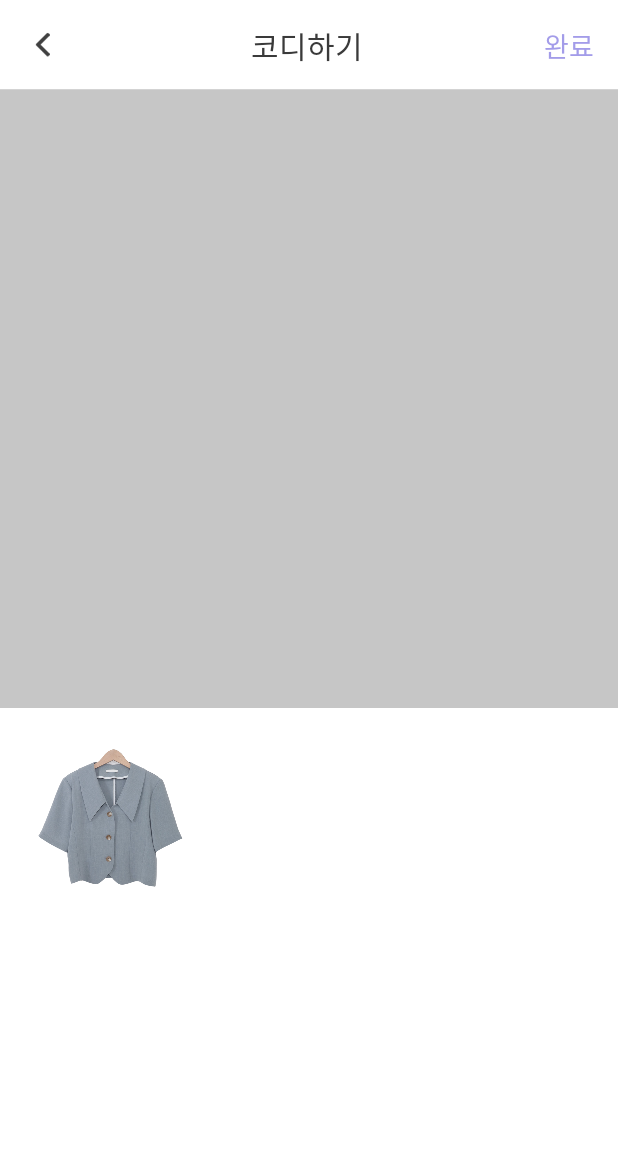
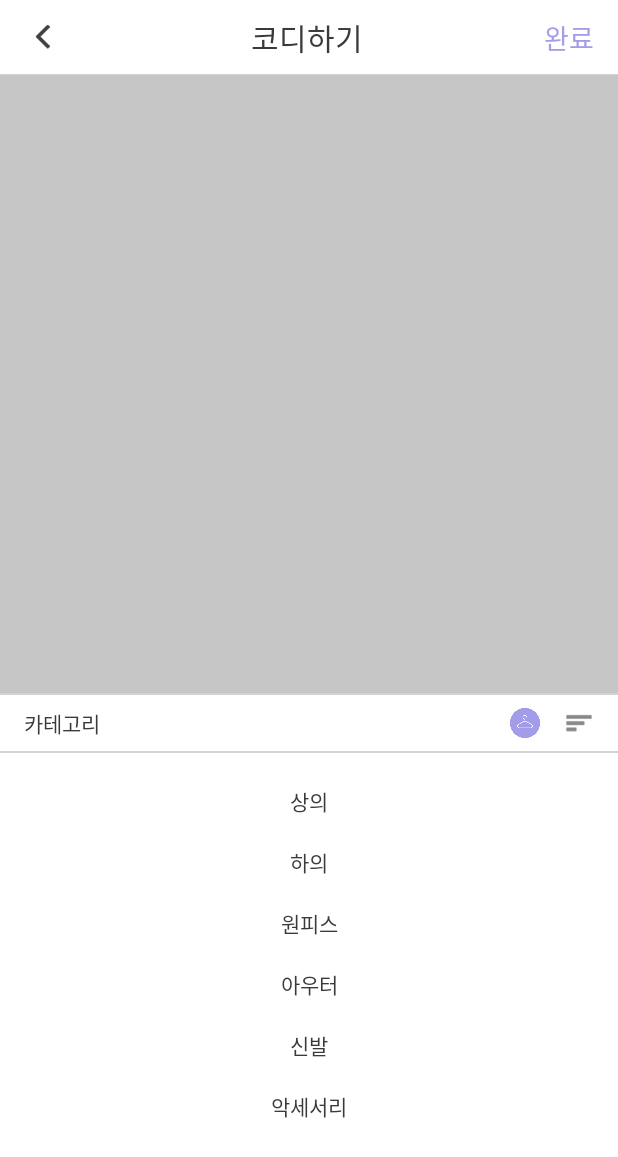
Before and after one commit to graduation-project-select/Select-Android, an Android app: the AddCodiActivity screen opened directly, with no data from a screen before it, on a phone screen of 412 x 824 dp. Shown: the top 1157 px of the screen. Run offline under Robolectric (Android 15) with nearby library versions, the phone set to English and light mode, and no system bars.

Commit message:
AddCodi: Complete CodiBottomLayout Function (front)

```diff
--- a/app/src/main/java/com/konkuk/select/activity/AddCodiActivity.kt
+++ b/app/src/main/java/com/konkuk/select/activity/AddCodiActivity.kt
@@ -11,35 +11,59 @@ import android.view.View
 import android.view.ViewGroup
 import android.widget.Toast
 import androidx.constraintlayout.widget.ConstraintLayout
+import androidx.recyclerview.widget.LinearLayoutManager
+import androidx.recyclerview.widget.RecyclerView
 import com.konkuk.select.R
+import com.konkuk.select.adpater.CodiBottomCategoryAdapter
+import com.konkuk.select.adpater.CodiBottomClothesLinearAdapter
+import com.konkuk.select.adpater.CodiBottomRecommendationAdapter
+import com.konkuk.select.model.Category
+import com.konkuk.select.model.Clothes
 import kotlinx.android.synthetic.main.activity_add_codi.*
 import kotlinx.android.synthetic.main.toolbar.view.*
+import kotlinx.android.synthetic.main.toolbar_codi_bottom.view.*
+import kotlin.random.Random
 
 class AddCodiActivity : AppCompatActivity() {
 
-    private val IMAGEVIEW_TAG="드래그 이미지"
+//    private val IMAGEVIEW_TAG="드래그 이미지"
     private val TAG = "DragClickListener"
+    var categoryList: ArrayList<Category> =  arrayListOf<Category>(
+        Category(0, "상의", true),
+        Category(1, "하의", false),
+        Category(2, "원피스", false),
+        Category(3, "아우터", false),
+        Category(4, "신발", false),
+        Category(5, "악세서리", false)
+    )
+
+    lateinit var codiBottomCategoryAdapter:CodiBottomCategoryAdapter
+    lateinit var codiBottomRecommendationAdapter:CodiBottomRecommendationAdapter
+    lateinit var codiBottomClothesLinearAdapter:CodiBottomClothesLinearAdapter
+    var clothesList:ArrayList<Clothes> = arrayListOf()
 
     override fun onCreate(savedInstanceState: Bundle?) {
         super.onCreate(savedInstanceState)
         setContentView(R.layout.activity_add_codi)
         setToolBar()
+        setAdapter()
+        setClickListener()
 
-        // 드래그 앤 드롭
-        dragImg.tag = IMAGEVIEW_TAG
-        dragImg.setOnLongClickListener {
-            var item = ClipData.Item(it.tag as CharSequence)
-            var mimeTypes:Array<String> = arrayOf(ClipDescription.MIMETYPE_TEXT_PLAIN)
-            var data = ClipData(it.tag.toString(), mimeTypes, item)
-            var shadowBuilder = View.DragShadowBuilder(it)
-            it.startDragAndDrop(data, shadowBuilder, it, 0)
-            it.visibility = View.INVISIBLE
+//        // 드래그 앤 드롭
+//        dragImg.tag = IMAGEVIEW_TAG
+//        dragImg.setOnLongClickListener {
+//            var item = ClipData.Item(it.tag as CharSequence)
+//            var mimeTypes:Array<String> = arrayOf(ClipDescription.MIMETYPE_TEXT_PLAIN)
+//            var data = ClipData(it.tag.toString(), mimeTypes, item)
+//            var shadowBuilder = View.DragShadowBuilder(it)
+//            it.startDragAndDrop(data, shadowBuilder, it, 0)
+//            it.visibility = View.INVISIBLE
+//
+//            true
+//        }
 
-            true
-        }
-
-        codi_canvas.setOnDragListener(dragAndDropEventListener)
-        bottom_view.setOnDragListener(dragAndDropEventListener)
+//        codi_canvas.setOnDragListener(dragAndDropEventListener)
+//        bottom_view.setOnDragListener(dragAndDropEventListener)
     }
 
     fun setToolBar(){
@@ -58,6 +82,74 @@ class AddCodiActivity : AppCompatActivity() {
             finish() // 뒤로가기 해야되니깐 finish 하면 안되는데 일단..!
         }
     }
+
+    fun setAdapter(){
+        codiBottomCategoryAdapter = CodiBottomCategoryAdapter(categoryList)
+        codiBottomRecommendationAdapter = CodiBottomRecommendationAdapter(arrayListOf("상의", "하의", "원피스", "아우터", "신발", "악세서리"))
+        // init temp Data
+        initTempData()
+        codiBottomClothesLinearAdapter  = CodiBottomClothesLinearAdapter(clothesList)
+        bottom_rv.adapter = codiBottomCategoryAdapter
+        switchLayoutManager()
+    }
+
+    //temp
+    fun initTempData(){
+        clothesList.clear()
+        for(i in 0..Random.nextInt(1, 5)){
+            clothesList.add(Clothes("", "", ""))
+        }
+    }
+
+    fun setClickListener(){
+        codiBottomCategoryAdapter.itemClickListener = object :CodiBottomCategoryAdapter.OnItemClickListener{
+            override fun OnClickItem(
+                holder: CodiBottomCategoryAdapter.ItemHolder,
+                view: View,
+                data: Category,
+                position: Int
+            ) {
+                toolbar_codi_bottom.tv_titile.text = data.label
+                initTempData() // clothesList 변경 (temp data)
+                bottom_rv.adapter = codiBottomClothesLinearAdapter
+                switchLayoutManager()
+            }
+        }
+
+        toolbar_codi_bottom.randomCodiBtn.setOnClickListener {
+            toolbar_codi_bottom.tv_titile.text = "추천 아이템"
+            bottom_rv.adapter = codiBottomRecommendationAdapter
+            switchLayoutManager()
+        }
+
+        toolbar_codi_bottom.categoryListBtn.setOnClickListener {
+            toolbar_codi_bottom.tv_titile.text = "카테고리"
+            bottom_rv.adapter = codiBottomCategoryAdapter
+            switchLayoutManager()
+        }
+
+    }
+
+    fun switchLayoutManager(){
+        bottom_rv.layoutManager = when(bottom_rv.adapter){
+            codiBottomCategoryAdapter -> {
+                LinearLayoutManager(this, LinearLayoutManager.VERTICAL, false)
+            }
+            codiBottomRecommendationAdapter -> {
+                LinearLayoutManager(this, LinearLayoutManager.HORIZONTAL, false)
+            }
+            codiBottomClothesLinearAdapter -> {
+                LinearLayoutManager(this, LinearLayoutManager.HORIZONTAL, false)
+            }
+            else -> {
+                LinearLayoutManager(this, LinearLayoutManager.VERTICAL, false)
+            }
+        }
+    }
+
+
+
+    // DragAndDrop 관련 함수들
 
     val dragAndDropEventListener = View.OnDragListener { v, event ->
         when(event.action){
--- /dev/null
+++ b/app/src/main/java/com/konkuk/select/adpater/CodiBottomCategoryAdapter.kt
@@ -0,0 +1,47 @@
+package com.konkuk.select.adpater
+
+import android.content.Context
+import android.view.LayoutInflater
+import android.view.View
+import android.view.ViewGroup
+import android.widget.CheckBox
+import android.widget.TextView
+import androidx.recyclerview.widget.RecyclerView
+import com.konkuk.select.R
+import com.konkuk.select.model.Category
+
+class CodiBottomCategoryAdapter(var categoryList: ArrayList<Category>): RecyclerView.Adapter<CodiBottomCategoryAdapter.ItemHolder>() {
+
+    var itemClickListener:OnItemClickListener?=null
+
+    interface OnItemClickListener {
+        fun OnClickItem(holder: ItemHolder, view: View, data: Category, position: Int)
+    }
+
+    inner class ItemHolder(itemView: View) : RecyclerView.ViewHolder(itemView) {
+        var tv_label: TextView = itemView.findViewById(R.id.tv_label)
+        init {
+            itemView.setOnClickListener {
+                itemClickListener?.OnClickItem(this, it, categoryList[adapterPosition], adapterPosition)
+            }
+        }
+    }
+
+    override fun onCreateViewHolder(
+        parent: ViewGroup,
+        viewType: Int
+    ): CodiBottomCategoryAdapter.ItemHolder {
+        var v = LayoutInflater.from(parent.context).inflate(R.layout.row_codi_bottom_category, parent, false)
+        return ItemHolder(v)
+    }
+
+    override fun onBindViewHolder(holder: CodiBottomCategoryAdapter.ItemHolder, position: Int) {
+        holder.tv_label.text = categoryList[position].label
+
+    }
+
+    override fun getItemCount(): Int {
+        return categoryList.size
+    }
+
+}
--- a/app/src/main/res/layout/activity_add_codi.xml
+++ b/app/src/main/res/layout/activity_add_codi.xml
@@ -39,16 +39,30 @@
             app:layout_constraintEnd_toEndOf="parent"
             app:layout_constraintBottom_toBottomOf="parent">
 
-            <ImageView
-                android:id="@+id/dragImg"
-                android:layout_width="100dp"
+            <include
+                android:id="@+id/toolbar_codi_bottom"
+                layout="@layout/toolbar_codi_bottom" />
+
+            <androidx.recyclerview.widget.RecyclerView
+                android:id="@+id/bottom_rv"
+                android:layout_width="match_parent"
                 android:layout_height="0dp"
-                app:layout_constraintDimensionRatio="w,1:1"
-                android:layout_marginStart="24dp"
-                android:layout_marginTop="24dp"
+                android:paddingVertical="12dp"
+                app:layout_constraintBottom_toBottomOf="parent"
+                app:layout_constraintEnd_toEndOf="parent"
                 app:layout_constraintStart_toStartOf="parent"
-                app:layout_constraintTop_toTopOf="parent"
-                app:srcCompat="@drawable/cloth_test" />
+                app:layout_constraintTop_toBottomOf="@+id/toolbar_codi_bottom" />
+
+<!--            <ImageView-->
+<!--                android:id="@+id/dragImg"-->
+<!--                android:layout_width="100dp"-->
+<!--                android:layout_height="0dp"-->
+<!--                app:layout_constraintDimensionRatio="w,1:1"-->
+<!--                android:layout_marginStart="24dp"-->
+<!--                android:layout_marginTop="24dp"-->
+<!--                app:layout_constraintStart_toStartOf="parent"-->
+<!--                app:layout_constraintTop_toTopOf="parent"-->
+<!--                app:srcCompat="@drawable/cloth_test" />-->
         </androidx.constraintlayout.widget.ConstraintLayout>
 
     </androidx.constraintlayout.widget.ConstraintLayout>
--- /dev/null
+++ b/app/src/main/res/layout/row_codi_bottom_category.xml
@@ -0,0 +1,20 @@
+<?xml version="1.0" encoding="utf-8"?>
+<androidx.constraintlayout.widget.ConstraintLayout
+    xmlns:android="http://schemas.android.com/apk/res/android"
+    xmlns:app="http://schemas.android.com/apk/res-auto"
+    android:layout_width="match_parent"
+    android:layout_height="wrap_content">
+
+    <TextView
+        android:id="@+id/tv_label"
+        android:layout_width="match_parent"
+        android:layout_height="30dp"
+        android:layout_margin="5dp"
+        android:text="상의"
+        android:textColor="@color/colorText"
+        android:gravity="center"
+        app:layout_constraintBottom_toBottomOf="parent"
+        app:layout_constraintEnd_toEndOf="parent"
+        app:layout_constraintStart_toStartOf="parent"
+        app:layout_constraintTop_toTopOf="parent" />
+</androidx.constraintlayout.widget.ConstraintLayout>
--- /dev/null
+++ b/app/src/main/res/layout/toolbar_codi_bottom.xml
@@ -0,0 +1,60 @@
+<?xml version="1.0" encoding="utf-8"?>
+<androidx.constraintlayout.widget.ConstraintLayout xmlns:android="http://schemas.android.com/apk/res/android"
+    xmlns:app="http://schemas.android.com/apk/res-auto"
+    xmlns:tools="http://schemas.android.com/tools"
+    android:layout_width="match_parent"
+    android:layout_height="@dimen/codi_bottom_topbar_height">
+
+    <View
+        android:id="@+id/view3"
+        android:layout_width="match_parent"
+        android:layout_height="1dp"
+        android:background="@color/colorLightGray"
+        app:layout_constraintEnd_toEndOf="parent"
+        app:layout_constraintStart_toStartOf="parent"
+        app:layout_constraintTop_toTopOf="parent" />
+
+    <View
+        android:id="@+id/view4"
+        android:layout_width="match_parent"
+        android:layout_height="1dp"
+        android:background="@color/colorLightGray"
+        app:layout_constraintBottom_toBottomOf="parent"
+        app:layout_constraintEnd_toEndOf="parent"
+        app:layout_constraintStart_toStartOf="parent" />
+
+    <TextView
+        android:id="@+id/tv_titile"
+        android:layout_width="wrap_content"
+        android:layout_height="wrap_content"
+        android:layout_marginStart="16dp"
+        android:text="카테고리"
+        android:textColor="@color/colorText"
+        app:layout_constraintBottom_toTopOf="@+id/view4"
+        app:layout_constraintStart_toStartOf="parent"
+        app:layout_constraintTop_toBottomOf="@+id/view3" />
+
+    <ImageView
+        android:id="@+id/randomCodiBtn"
+        android:layout_width="20dp"
+        android:layout_height="match_parent"
+        android:layout_marginEnd="16dp"
+        app:layout_constraintBottom_toTopOf="@+id/view4"
+        app:layout_constraintEnd_toStartOf="@+id/categoryListBtn"
+        app:layout_constraintHorizontal_bias="1.0"
+        app:layout_constraintStart_toEndOf="@+id/tv_titile"
+        app:layout_constraintTop_toBottomOf="@+id/view3"
+        app:srcCompat="@drawable/select_btn" />
+
+    <ImageView
+        android:id="@+id/categoryListBtn"
+        android:layout_width="20dp"
+        android:layout_height="match_parent"
+        android:layout_marginEnd="16dp"
+        android:tint="@color/colorText"
+        app:layout_constraintBottom_toTopOf="@+id/view4"
+        app:layout_constraintEnd_toEndOf="parent"
+        app:layout_constraintTop_toBottomOf="@+id/view3"
+        app:srcCompat="@android:drawable/ic_menu_sort_by_size" />
+
+</androidx.constraintlayout.widget.ConstraintLayout>
--- a/app/src/main/res/values/dimens.xml
+++ b/app/src/main/res/values/dimens.xml
@@ -4,14 +4,14 @@
     <dimen name="activity_vertical_padding">24dp</dimen>
     <dimen name="activity_margin">16dp</dimen>
 
-    <dimen name="topbar_height">60dp</dimen>
+    <dimen name="topbar_height">50dp</dimen>
     <dimen name="topbar_title_textsize">20sp</dimen>
     <dimen name="topbar_horizontal_padding">16dp</dimen>
     <dimen name="menu_bottom_height">70dp</dimen>
     <dimen name="menu_button_size">80dp</dimen>
 
     <dimen name="bottom_sheet_padding">24dp</dimen>
-
+    <dimen name="codi_bottom_topbar_height">40dp</dimen>
 
     <!--    <dimen name="circle_progress_bar_size">40dp</dimen>-->
 <!--    <dimen name="circle_progress_bar_bg_size">56dip</dimen>-->
```
Also changed, not shown: app/src/main/java/com/konkuk/select/adpater/CodiBottomClothesLinearAdapter.kt (added, +41 -0 lines), app/src/main/java/com/konkuk/select/adpater/CodiBottomRecommendationAdapter.kt (added, +43 -0 lines), app/src/main/res/layout/codi_bottom_clothes_item_linear.xml (added, +20 -0 lines), app/src/main/res/layout/codi_bottom_recommendation_item.xml (added, +56 -0 lines), app/src/main/java/com/konkuk/select/fragment/ClosetFragment.kt (indentation only).
